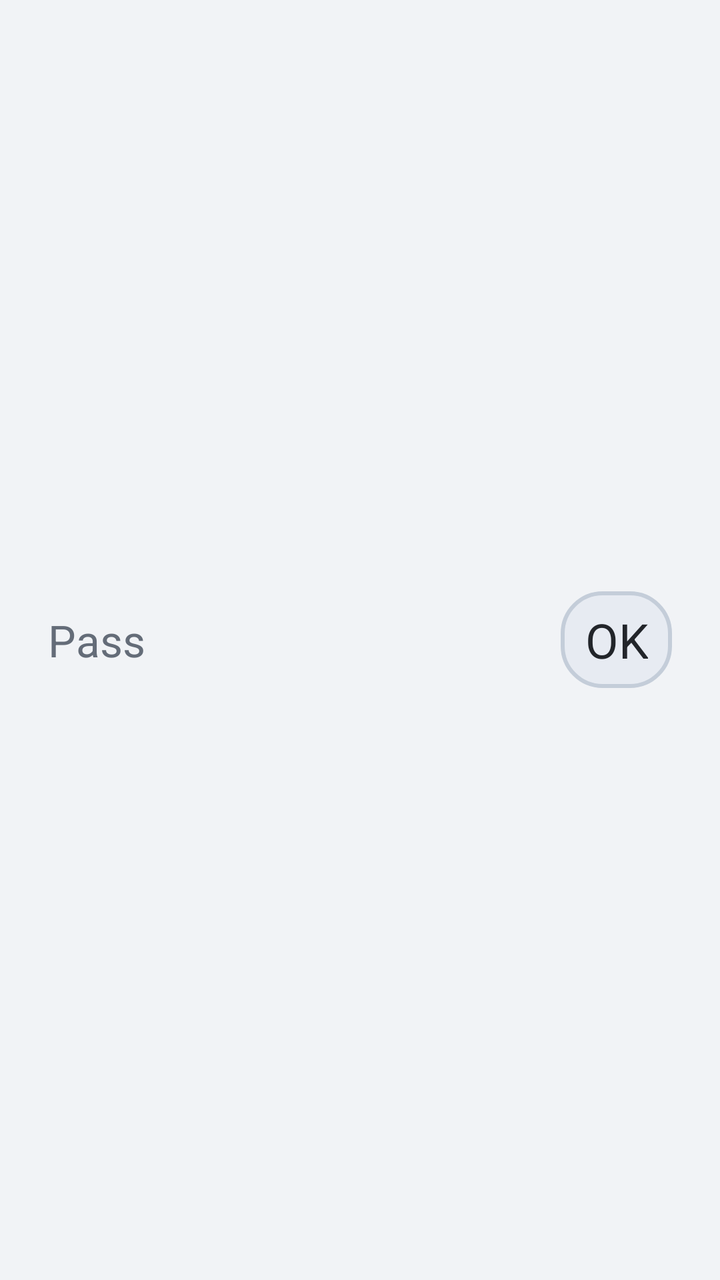
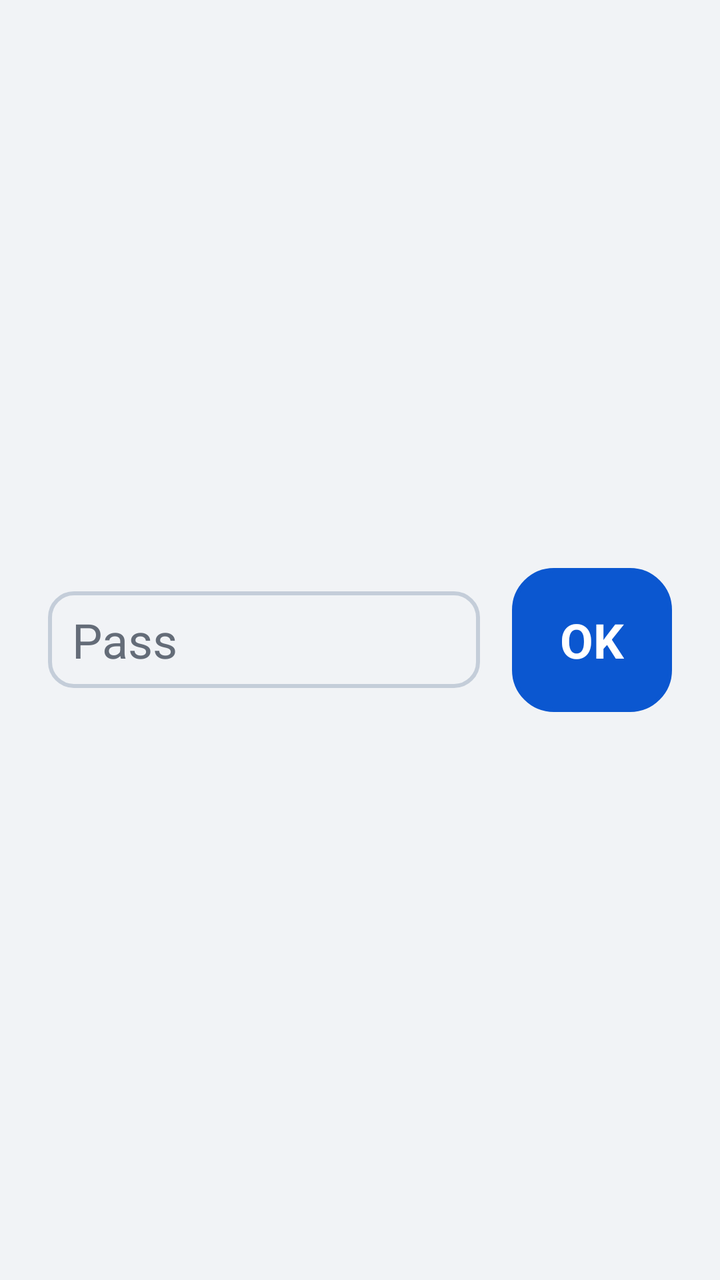

Screens rendered from an Android XML layout before and after an edit, with the pre-edit source and the edit as a unified diff.
<!-- AndroidManifest.xml: another module's application theme Theme.App -->
<!-- res/layout/dialog_pass.xml -->
<?xml version="1.0" encoding="utf-8"?>
<androidx.appcompat.widget.LinearLayoutCompat xmlns:android="http://schemas.android.com/apk/res/android"
    android:layout_width="wrap_content"
    android:layout_height="wrap_content"
    android:gravity="center"
    android:orientation="horizontal"
    android:padding="@dimen/ag_space_6">

    <com.google.android.material.textfield.TextInputEditText
        android:id="@+id/pass"
        android:layout_width="0dp"
        android:layout_height="wrap_content"
        android:layout_marginEnd="@dimen/ag_space_4"
        android:layout_weight="1"
        android:background="@null"
        android:hint="@string/live_pass"
        android:imeOptions="actionDone"
        android:inputType="textPassword"
        android:maxLength="20"
        android:singleLine="true"
        android:textSize="@dimen/ag_text_label" />

    <com.google.android.material.textview.MaterialTextView
        android:id="@+id/positive"
        android:layout_width="wrap_content"
        android:layout_height="wrap_content"
        android:background="@drawable/selector_button"
        android:focusable="true"
        android:focusableInTouchMode="true"
        android:gravity="center"
        android:singleLine="true"
        android:text="@string/dialog_positive"
        android:textColor="@color/ag_text"
        android:textSize="@dimen/ag_text_body" />

</androidx.appcompat.widget.LinearLayoutCompat>
<!-- resources referenced by this layout -->
<resources>
  <dimen name="ag_text_label">22sp</dimen>
  <!-- drawable selector_button (drawable) -->
  <?xml version="1.0" encoding="utf-8"?>
  <selector xmlns:android="http://schemas.android.com/apk/res/android">
      <item android:drawable="@drawable/shape_button_focused" android:state_focused="true" />
      <item android:drawable="@drawable/shape_button_focused" android:state_pressed="true" />
      <item android:drawable="@drawable/shape_button_normal" />
  </selector>
  <!-- drawable shape_button_focused (drawable) -->
  <?xml version="1.0" encoding="utf-8"?>
  <shape xmlns:android="http://schemas.android.com/apk/res/android"
      android:shape="rectangle">
  
      <solid android:color="@color/ag_primary_bg" />
  
      <corners android:radius="@dimen/ag_radius_l" />
  
      <stroke
          android:width="@dimen/ag_stroke_focus"
          android:color="@color/ag_primary" />
  
  </shape>
  <!-- drawable shape_button_normal (drawable) -->
  <?xml version="1.0" encoding="utf-8"?>
  <shape xmlns:android="http://schemas.android.com/apk/res/android"
      android:shape="rectangle">
  
      <solid android:color="@color/ag_btn_bg" />
  
      <corners android:radius="@dimen/ag_radius_l" />
  
      <stroke
          android:width="@dimen/ag_stroke_normal"
          android:color="@color/ag_btn_stroke" />
  
      <padding
          android:bottom="@dimen/ag_space_2"
          android:left="@dimen/ag_space_3"
          android:right="@dimen/ag_space_3"
          android:top="@dimen/ag_space_2" />
  
  </shape>
  <!-- unchanged entries left out for length: 26 -->
</resources>

<!-- the commit's change to res/layout/dialog_pass.xml (unified diff, before → after) -->
@@ -12,25 +12,19 @@
         android:layout_height="wrap_content"
         android:layout_marginEnd="@dimen/ag_space_4"
         android:layout_weight="1"
-        android:background="@null"
+        style="@style/Ag.Field"
         android:hint="@string/live_pass"
         android:imeOptions="actionDone"
         android:inputType="textPassword"
         android:maxLength="20"
-        android:singleLine="true"
-        android:textSize="@dimen/ag_text_label" />
+        android:singleLine="true" />
 
     <com.google.android.material.textview.MaterialTextView
         android:id="@+id/positive"
+        style="@style/Ag.Button.Primary"
         android:layout_width="wrap_content"
-        android:layout_height="wrap_content"
-        android:background="@drawable/selector_button"
-        android:focusable="true"
-        android:focusableInTouchMode="true"
-        android:gravity="center"
+        android:layout_height="@dimen/ag_button_h"
         android:singleLine="true"
-        android:text="@string/dialog_positive"
-        android:textColor="@color/ag_text"
-        android:textSize="@dimen/ag_text_body" />
+        android:text="@string/dialog_positive" />
 
 </androidx.appcompat.widget.LinearLayoutCompat>
<!-- resource entries referenced after the edit -->
@@ -1,35 +1,110 @@
 <!-- resources referenced by this layout -->
 <resources>
-  <dimen name="ag_text_label">22sp</dimen>
-  <!-- drawable selector_button (drawable) -->
+  <dimen name="ag_button_h">72dp</dimen>
+  <style name="Ag.Button.Primary" parent="Ag.Button">
+          <item name="android:background">@drawable/selector_button_primary</item>
+          <item name="android:textColor">@color/white</item>
+          <item name="android:textSize">@dimen/ag_text_body</item>
+          <item name="android:textStyle">bold</item>
+          <item name="android:paddingStart">@dimen/ag_space_6</item>
+          <item name="android:paddingEnd">@dimen/ag_space_6</item>
+      </style>
+  <style name="Ag.Field">
+          <item name="android:background">@drawable/selector_ag_field</item>
+          <item name="android:textSize">@dimen/ag_text_body</item>
+          <item name="android:textColor">@color/ag_text</item>
+          <item name="android:textColorHint">@color/ag_text_hint</item>
+      </style>
+  <style name="Ag.Button" parent="Ag">
+          <item name="android:minWidth">@dimen/ag_space_16</item>
+          <item name="android:gravity">center</item>
+          <item name="android:focusable">true</item>
+          <item name="android:focusableInTouchMode">true</item>
+      </style>
+  <!-- drawable selector_button_primary (drawable) -->
   <?xml version="1.0" encoding="utf-8"?>
   <selector xmlns:android="http://schemas.android.com/apk/res/android">
-      <item android:drawable="@drawable/shape_button_focused" android:state_focused="true" />
-      <item android:drawable="@drawable/shape_button_focused" android:state_pressed="true" />
-      <item android:drawable="@drawable/shape_button_normal" />
+      <item android:drawable="@drawable/shape_btn_primary_focused" android:state_focused="true" />
+      <item android:drawable="@drawable/shape_btn_primary_focused" android:state_pressed="true" />
+      <item android:drawable="@drawable/shape_btn_primary_normal" />
   </selector>
-  <!-- drawable shape_button_focused (drawable) -->
+  <!-- drawable selector_ag_field (drawable) -->
+  <?xml version="1.0" encoding="utf-8"?>
+  <selector xmlns:android="http://schemas.android.com/apk/res/android">
+      <item android:drawable="@drawable/shape_ag_field_focused" android:state_focused="true" />
+      <item android:drawable="@drawable/shape_ag_field_focused" android:state_pressed="true" />
+      <item android:drawable="@drawable/shape_ag_field_normal" />
+  </selector>
+  <style name="Ag" />
+  <dimen name="ag_space_16">64dp</dimen>
+  <!-- drawable shape_btn_primary_focused (drawable) -->
   <?xml version="1.0" encoding="utf-8"?>
   <shape xmlns:android="http://schemas.android.com/apk/res/android"
       android:shape="rectangle">
   
-      <solid android:color="@color/ag_primary_bg" />
+      <solid android:color="@color/ag_primary" />
   
       <corners android:radius="@dimen/ag_radius_l" />
   
       <stroke
           android:width="@dimen/ag_stroke_focus"
-          android:color="@color/ag_primary" />
+          android:color="@color/ag_focus_on_dark" />
+  
+      <padding
+          android:bottom="@dimen/ag_space_2"
+          android:left="@dimen/ag_space_3"
+          android:right="@dimen/ag_space_3"
+          android:top="@dimen/ag_space_2" />
   
   </shape>
-  <!-- drawable shape_button_normal (drawable) -->
+  <!-- drawable shape_btn_primary_normal (drawable) -->
   <?xml version="1.0" encoding="utf-8"?>
   <shape xmlns:android="http://schemas.android.com/apk/res/android"
       android:shape="rectangle">
   
-      <solid android:color="@color/ag_btn_bg" />
+      <solid android:color="@color/ag_primary" />
   
       <corners android:radius="@dimen/ag_radius_l" />
+  
+      <stroke
+          android:width="@dimen/ag_stroke_normal"
+          android:color="@color/ag_primary" />
+  
+      <padding
+          android:bottom="@dimen/ag_space_2"
+          android:left="@dimen/ag_space_3"
+          android:right="@dimen/ag_space_3"
+          android:top="@dimen/ag_space_2" />
+  
+  </shape>
+  <!-- drawable shape_ag_field_focused (drawable) -->
+  <?xml version="1.0" encoding="utf-8"?>
+  <shape xmlns:android="http://schemas.android.com/apk/res/android"
+      android:shape="rectangle">
+  
+      <solid android:color="@color/ag_card" />
+  
+      <corners android:radius="@dimen/ag_radius_m" />
+  
+      <stroke
+          android:width="@dimen/ag_stroke_focus"
+          android:color="@color/ag_primary" />
+  
+      <padding
+          android:bottom="@dimen/ag_space_2"
+          android:left="@dimen/ag_space_3"
+          android:right="@dimen/ag_space_3"
+          android:top="@dimen/ag_space_2" />
+  
+  </shape>
+  <!-- drawable shape_ag_field_normal (drawable) -->
+  <?xml version="1.0" encoding="utf-8"?>
+  <shape xmlns:android="http://schemas.android.com/apk/res/android"
+      android:shape="rectangle">
+  
+      <solid android:color="@color/ag_bg" />
+  
+      <corners android:radius="@dimen/ag_radius_m" />
   
       <stroke
           android:width="@dimen/ag_stroke_normal"
@@ -42,6 +117,8 @@
           android:top="@dimen/ag_space_2" />
   
   </shape>
+  <color name="ag_focus_on_dark">#7FB8E8</color>
+  <dimen name="ag_radius_m">12dp</dimen>
   <!-- unchanged entries left out for length: 26 -->
 </resources>
 
